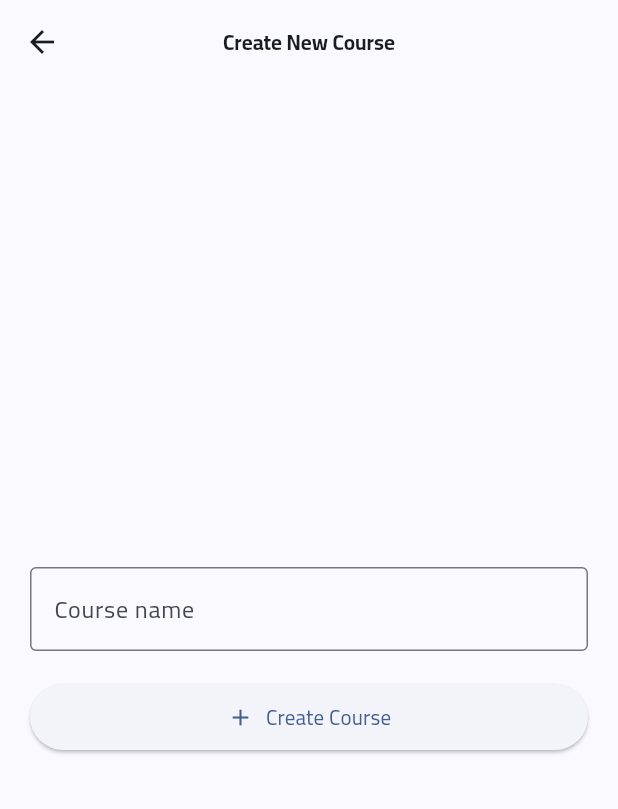
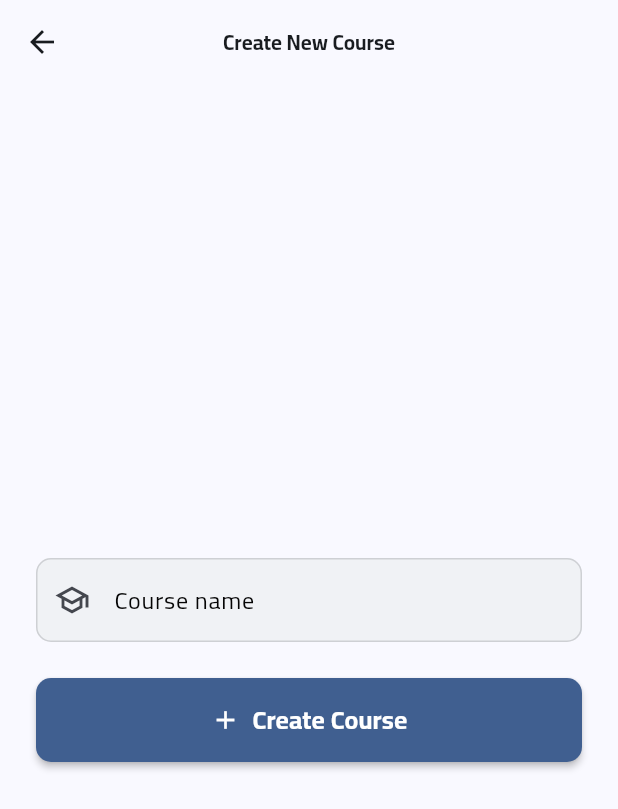
Before and after one commit to zezo12322/training_app_v2, a Flutter app: the CreateCourseScreen screen opened directly, on a phone screen of 412 x 824 dp. Shown: the top 809 px of the screen. Run offline on Flutter 3.47's test engine with Material 3 defaults, Android fonts, the light colour scheme and no system bars; our stand-ins replace audioplayers, cloud_firestore, csv, file_picker, firebase_auth, firebase_core and 12 more; missing offline and left inert: excel, onesignal_flutter, record; accounts and stored records are empty.

Commit message:
feat: Apply professional standards to CreateCourseScreen (Phase 4.1)
- Replace TextField with AppTextField (with validation & icon)
- Replace ElevatedButton with AppButton (primary & secondary types)
- Enhanced success state with AppCard + styled course code display
- Professional loading state with message
- Use DesignTokens for spacing, colors, typography
- Color-coded success icon with background
- Styled course code container with border and background
- Full-width buttons for better mobile UX

```diff
--- a/lib/screens/create_course_screen.dart
+++ b/lib/screens/create_course_screen.dart
@@ -4,6 +4,8 @@ import 'package:training_app/providers/course_providers.dart';
 import 'package:training_app/providers/auth_provider.dart';
 import 'package:training_app/core/l10n_ext.dart';
 import 'package:training_app/core/ui/snackbar_helper.dart';
+import 'package:training_app/widgets/widgets.dart';
+import 'package:training_app/core/design/tokens.dart';
 
 class CreateCourseScreen extends ConsumerStatefulWidget {
   const CreateCourseScreen({super.key});
@@ -66,63 +68,113 @@ class _CreateCourseScreenState extends ConsumerState<CreateCourseScreen> {
       appBar: AppBar(title: Text(l.createCourseTitle)),
       body: Center(
         child: SingleChildScrollView(
-          padding: const EdgeInsets.all(20.0),
+          padding: EdgeInsets.all(DesignTokens.spacingXl),
           child: _generatedCode == null
               ? Column(
                   mainAxisAlignment: MainAxisAlignment.center,
                   crossAxisAlignment: CrossAxisAlignment.stretch,
                   children: [
-                    TextField(
+                    AppTextField(
                       controller: _courseNameController,
-                      decoration: InputDecoration(
-                        labelText: l.courseNameLabel,
-                        border: const OutlineInputBorder(),
+                      label: l.courseNameLabel,
+                      prefixIcon: Icons.school_outlined,
+                      validator: (value) {
+                        if (value == null || value.trim().isEmpty) {
+                          return l.courseNameLabel;
+                        }
+                        return null;
+                      },
+                    ),
+                    SizedBox(height: DesignTokens.spacingXl),
+                    _isLoading
+                        ? Center(
+                            child: Column(
+                              children: [
+                                const CircularProgressIndicator(),
+                                SizedBox(height: DesignTokens.spacingMd),
+                                Text(
+                                  'Creating course...',
+                                  style: DesignTokens.body2(context).copyWith(
+                                    color: DesignTokens.textSecondary(context),
                                   ),
                                 ),
-                    const SizedBox(height: 20),
-                    _isLoading
-                        ? const Center(child: CircularProgressIndicator())
-                        : ElevatedButton.icon(
-                            icon: const Icon(Icons.add),
-                            label: Text(l.createCourseAction),
-                            style: ElevatedButton.styleFrom(
-                              padding: const EdgeInsets.symmetric(vertical: 12),
+                              ],
                             ),
+                          )
+                        : AppButton(
+                            text: l.createCourseAction,
+                            icon: Icons.add,
                             onPressed: _createCourse,
+                            type: AppButtonType.primary,
+                            fullWidth: true,
                           ),
                   ],
                 )
               : Column(
+                  mainAxisAlignment: MainAxisAlignment.center,
                   children: [
-                    const Icon(
+                    AppCard(
+                      padding: EdgeInsets.all(DesignTokens.spacingXl),
+                      child: Column(
+                        children: [
+                          Container(
+                            padding: EdgeInsets.all(DesignTokens.spacingMd),
+                            decoration: BoxDecoration(
+                              color: DesignTokens.success.withOpacity(0.1),
+                              shape: BoxShape.circle,
+                            ),
+                            child: Icon(
                               Icons.check_circle,
-                      color: Colors.green,
-                      size: 80,
+                              color: DesignTokens.success,
+                              size: 64,
                             ),
-                    const SizedBox(height: 16),
+                          ),
+                          SizedBox(height: DesignTokens.spacingLg),
                           Text(
                             l.courseCreatedSuccess,
-                      style: const TextStyle(
-                        fontSize: 22,
+                            style: DesignTokens.h4(context),
+                            textAlign: TextAlign.center,
+                          ),
+                          SizedBox(height: DesignTokens.spacingXl),
+                          Text(
+                            l.shareCodeHint,
+                            style: DesignTokens.body2(context).copyWith(
+                              color: DesignTokens.textSecondary(context),
+                            ),
+                            textAlign: TextAlign.center,
+                          ),
+                          SizedBox(height: DesignTokens.spacingMd),
+                          Container(
+                            padding: EdgeInsets.symmetric(
+                              horizontal: DesignTokens.spacingLg,
+                              vertical: DesignTokens.spacingMd,
+                            ),
+                            decoration: BoxDecoration(
+                              color: DesignTokens.info.withOpacity(0.1),
+                              borderRadius: BorderRadius.circular(DesignTokens.radiusMd),
+                              border: Border.all(
+                                color: DesignTokens.info.withOpacity(0.3),
+                                width: 2,
+                              ),
+                            ),
+                            child: SelectableText(
+                              _generatedCode!,
+                              style: DesignTokens.h3(context).copyWith(
+                                color: DesignTokens.info,
+                                letterSpacing: 4,
                                 fontWeight: FontWeight.bold,
                               ),
                             ),
-                    const SizedBox(height: 20),
-                    Text(l.shareCodeHint),
-                    const SizedBox(height: 10),
-                    SelectableText(
-                      _generatedCode!,
-                      style: const TextStyle(
-                        fontSize: 32,
-                        fontWeight: FontWeight.bold,
-                        letterSpacing: 4,
-                        color: Colors.blue,
+                          ),
+                        ],
                       ),
                     ),
-                    const SizedBox(height: 30),
-                    ElevatedButton(
+                    SizedBox(height: DesignTokens.spacingXl),
+                    AppButton(
+                      text: l.backToHome,
                       onPressed: () => Navigator.of(context).pop(),
-                      child: Text(l.backToHome),
+                      type: AppButtonType.secondary,
+                      fullWidth: true,
                     ),
                   ],
                 ),
```
Lines whose indentation alone changed are shown as unchanged.
